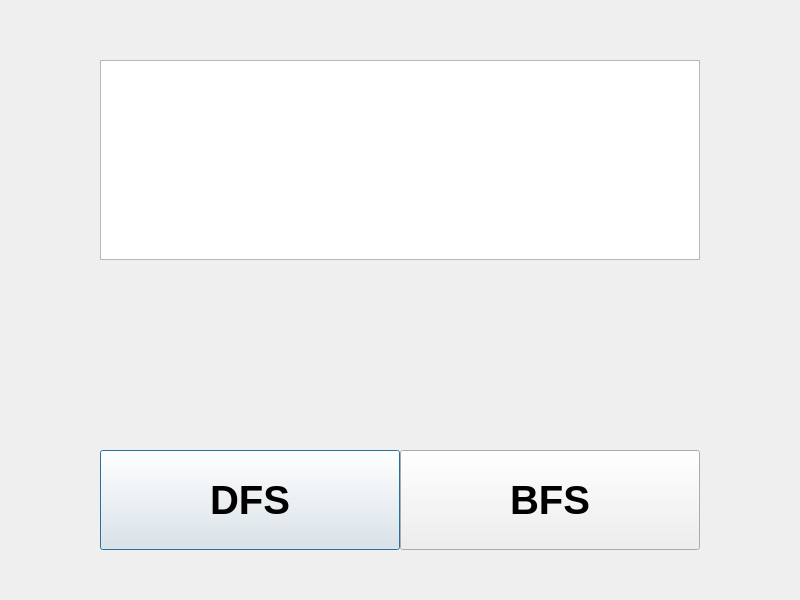
First picture: the form in dfsbfspage.ui, repository nokk3n-dev/CS1D-Project-2-Baseball, before the edit.
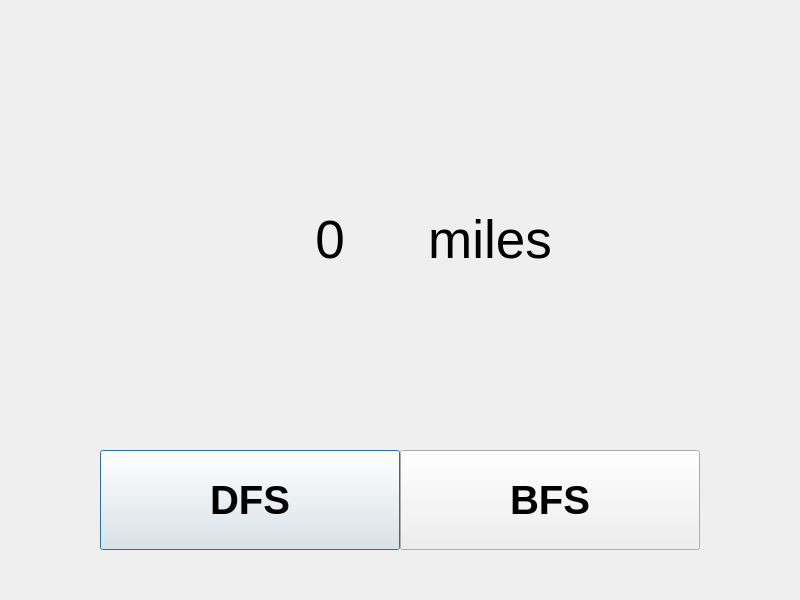
Second picture: the form after the edit.

Patch:
```diff
--- a/dfsbfspage.ui
+++ b/dfsbfspage.ui
@@ -51,51 +51,11 @@
     <string>BFS</string>
    </property>
   </widget>
-  <widget class="QTableWidget" name="teamView">
-   <property name="geometry">
-    <rect>
-     <x>100</x>
-     <y>60</y>
-     <width>600</width>
-     <height>200</height>
-    </rect>
-   </property>
-   <property name="sizePolicy">
-    <sizepolicy hsizetype="Fixed" vsizetype="Fixed">
-     <horstretch>0</horstretch>
-     <verstretch>0</verstretch>
-    </sizepolicy>
-   </property>
-   <property name="mouseTracking">
-    <bool>false</bool>
-   </property>
-   <property name="autoFillBackground">
-    <bool>true</bool>
-   </property>
-   <property name="lineWidth">
-    <number>1</number>
-   </property>
-   <property name="editTriggers">
-    <set>QAbstractItemView::NoEditTriggers</set>
-   </property>
-   <property name="showGrid">
-    <bool>true</bool>
-   </property>
-   <property name="gridStyle">
-    <enum>Qt::SolidLine</enum>
-   </property>
-   <property name="sortingEnabled">
-    <bool>false</bool>
-   </property>
-   <property name="cornerButtonEnabled">
-    <bool>false</bool>
-   </property>
-  </widget>
   <widget class="QLabel" name="distanceLabel">
    <property name="geometry">
     <rect>
-     <x>270</x>
-     <y>310</y>
+     <x>180</x>
+     <y>190</y>
      <width>300</width>
      <height>100</height>
     </rect>
@@ -107,7 +67,29 @@
     </font>
    </property>
    <property name="text">
-    <string/>
+    <string>0</string>
+   </property>
+   <property name="alignment">
+    <set>Qt::AlignCenter</set>
+   </property>
+  </widget>
+  <widget class="QLabel" name="miles_label">
+   <property name="geometry">
+    <rect>
+     <x>340</x>
+     <y>190</y>
+     <width>300</width>
+     <height>100</height>
+    </rect>
+   </property>
+   <property name="font">
+    <font>
+     <pointsize>40</pointsize>
+     <bold>false</bold>
+    </font>
+   </property>
+   <property name="text">
+    <string>miles</string>
    </property>
    <property name="alignment">
     <set>Qt::AlignCenter</set>
```
